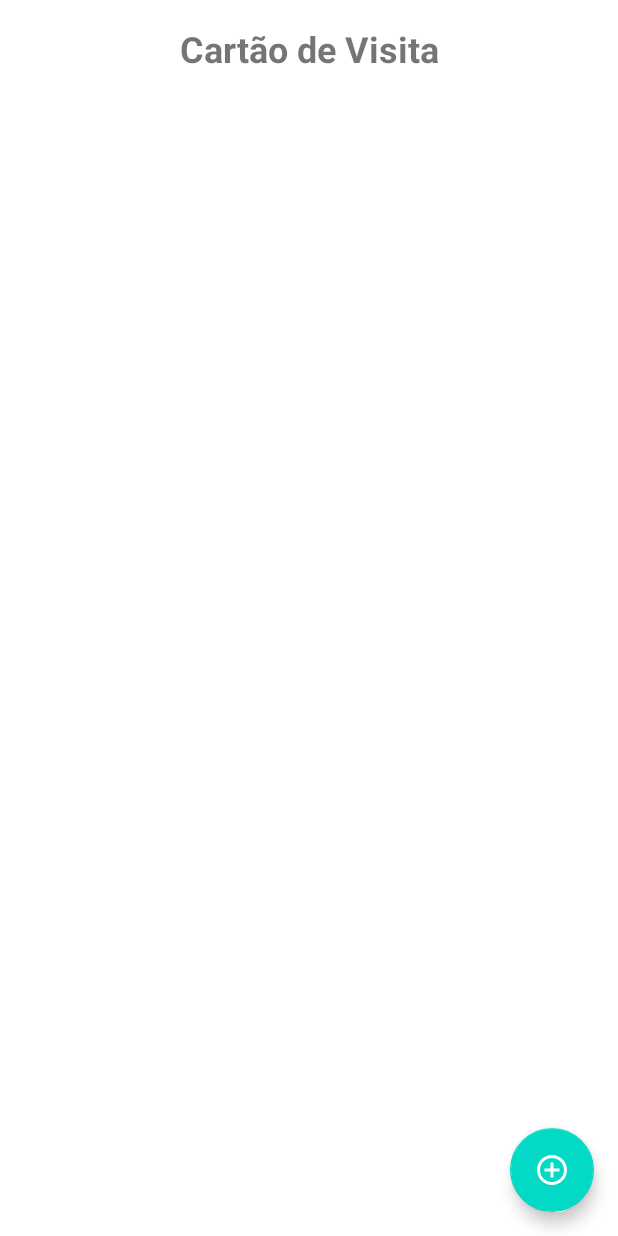
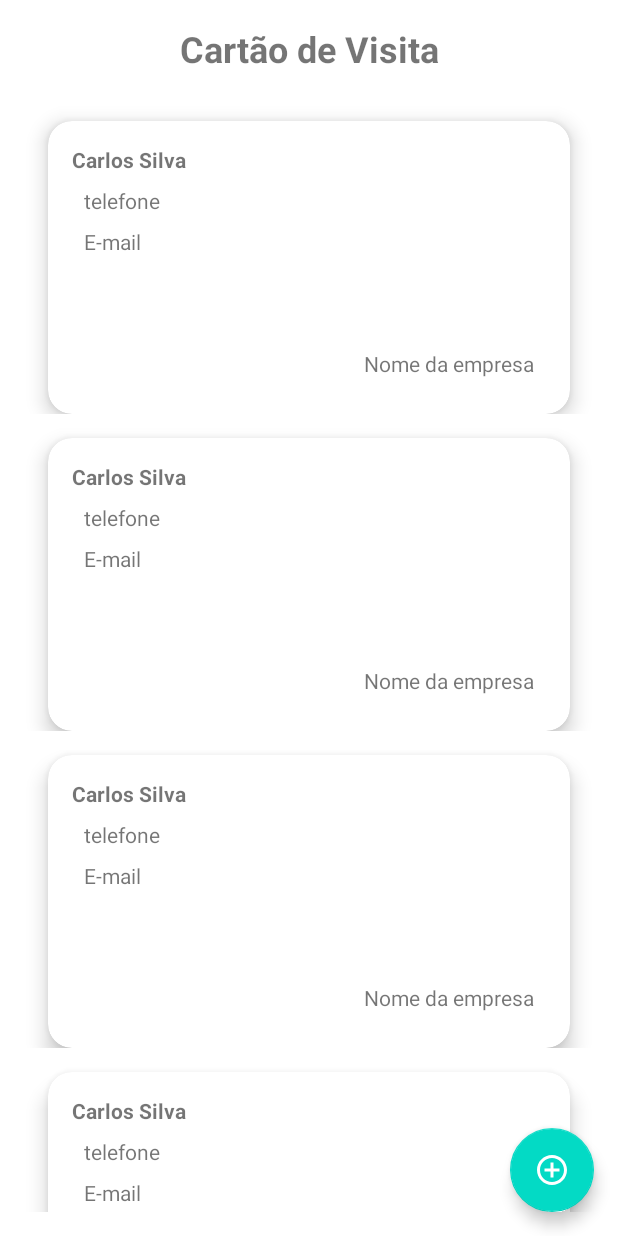
Before and after one commit to Karl-Otaner/BusinessCard, an Android app: the layout activity_main.xml on its own in the app's theme, with its tools: preview values and no code run, on a phone screen of 412 x 824 dp. Run offline under Robolectric (Android 15) with nearby library versions, the phone set to English and light mode, and no system bars.

Commit message:
Montando o layout do projeto, parte 2

```diff
--- a/app/src/main/res/layout/activity_main.xml
+++ b/app/src/main/res/layout/activity_main.xml
@@ -10,22 +10,30 @@
         android:id="@+id/tv_title"
         android:layout_width="wrap_content"
         android:layout_height="wrap_content"
+        android:layout_margin="16dp"
         android:text="@string/label_business_cards"
-        android:layout_margin="16dp"
-        app:layout_constraintTop_toTopOf="parent"
         android:textSize="24sp"
         android:textStyle="bold"
+        app:layout_constraintEnd_toEndOf="parent"
         app:layout_constraintStart_toStartOf="parent"
-        app:layout_constraintEnd_toEndOf="parent"
-        />
+        app:layout_constraintTop_toTopOf="parent" />
+
+    <androidx.recyclerview.widget.RecyclerView
+        android:layout_width="match_parent"
+        android:layout_height="0dp"
+        android:layout_margin="16dp"
+        app:layoutManager="androidx.recyclerview.widget.LinearLayoutManager"
+        app:layout_constraintBottom_toBottomOf="parent"
+        app:layout_constraintTop_toBottomOf="@+id/tv_title"
+        tools:itemCount="8"
+        tools:listitem="@layout/item_business_card" />
 
     <com.google.android.material.floatingactionbutton.FloatingActionButton
         android:layout_width="wrap_content"
         android:layout_height="wrap_content"
+        android:layout_margin="16dp"
         app:layout_constraintBottom_toBottomOf="parent"
-        android:layout_margin="16dp"
-        app:srcCompat="@drawable/ic_add"
         app:layout_constraintEnd_toEndOf="parent"
-        />
+        app:srcCompat="@drawable/ic_add" />
 
 </androidx.constraintlayout.widget.ConstraintLayout>
--- /dev/null
+++ b/app/src/main/res/layout/item_business_card.xml
@@ -0,0 +1,71 @@
+<?xml version="1.0" encoding="utf-8"?>
+<androidx.constraintlayout.widget.ConstraintLayout xmlns:android="http://schemas.android.com/apk/res/android"
+    xmlns:app="http://schemas.android.com/apk/res-auto"
+    xmlns:tools="http://schemas.android.com/tools"
+    android:layout_width="match_parent"
+    android:layout_height="wrap_content">
+
+    <com.google.android.material.card.MaterialCardView
+        android:layout_width="match_parent"
+        android:layout_height="0dp"
+        android:layout_margin="16dp"
+        android:checkable="true"
+        android:clickable="true"
+        android:focusable="true"
+        app:cardCornerRadius="16dp"
+        app:cardElevation="8dp"
+        app:layout_constraintTop_toTopOf="parent"
+        app:layout_constraintDimensionRatio="16:9"
+        app:layout_constraintEnd_toEndOf="parent"
+        app:layout_constraintStart_toStartOf="parent"
+        app:layout_constraintTop_toBottomOf="parent">
+
+        <androidx.constraintlayout.widget.ConstraintLayout
+            android:layout_width="match_parent"
+            android:layout_height="match_parent"
+            android:layout_margin="16dp">
+
+
+            <com.google.android.material.textview.MaterialTextView
+                android:id="@+id/tv_nome"
+                android:layout_width="wrap_content"
+                android:layout_height="wrap_content"
+                android:textStyle="bold"
+                app:layout_constraintStart_toStartOf="parent"
+                app:layout_constraintTop_toTopOf="parent"
+                tools:text="Carlos Silva" />
+
+            <com.google.android.material.textview.MaterialTextView
+                android:id="@+id/tv_telefone"
+                android:layout_width="wrap_content"
+                android:layout_height="wrap_content"
+                android:layout_margin="8dp"
+                app:layout_constraintStart_toStartOf="parent"
+                app:layout_constraintTop_toBottomOf="@+id/tv_nome"
+                tools:text="telefone" />
+
+            <com.google.android.material.textview.MaterialTextView
+                android:id="@+id/tv_email"
+                android:layout_width="wrap_content"
+                android:layout_height="wrap_content"
+                android:layout_margin="8dp"
+                app:layout_constraintStart_toStartOf="parent"
+                app:layout_constraintTop_toBottomOf="@+id/tv_telefone"
+                tools:text="E-mail" />
+
+            <com.google.android.material.textview.MaterialTextView
+                android:id="@+id/tv_nome_empresa"
+                android:layout_width="wrap_content"
+                android:layout_height="wrap_content"
+                android:layout_margin="8dp"
+                app:layout_constraintEnd_toEndOf="parent"
+                app:layout_constraintBottom_toBottomOf="parent"
+                tools:text="Nome da empresa" />
+
+        </androidx.constraintlayout.widget.ConstraintLayout>
+
+
+    </com.google.android.material.card.MaterialCardView>
+
+
+</androidx.constraintlayout.widget.ConstraintLayout>
```
